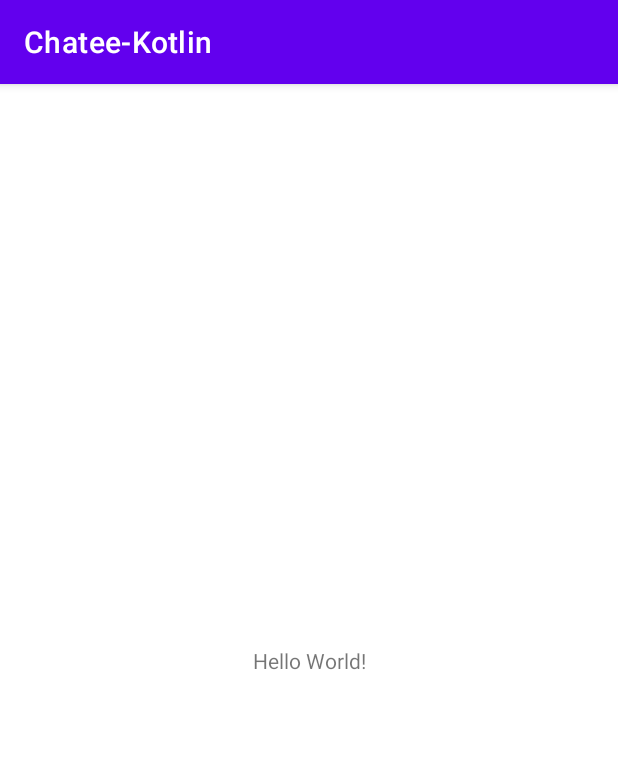
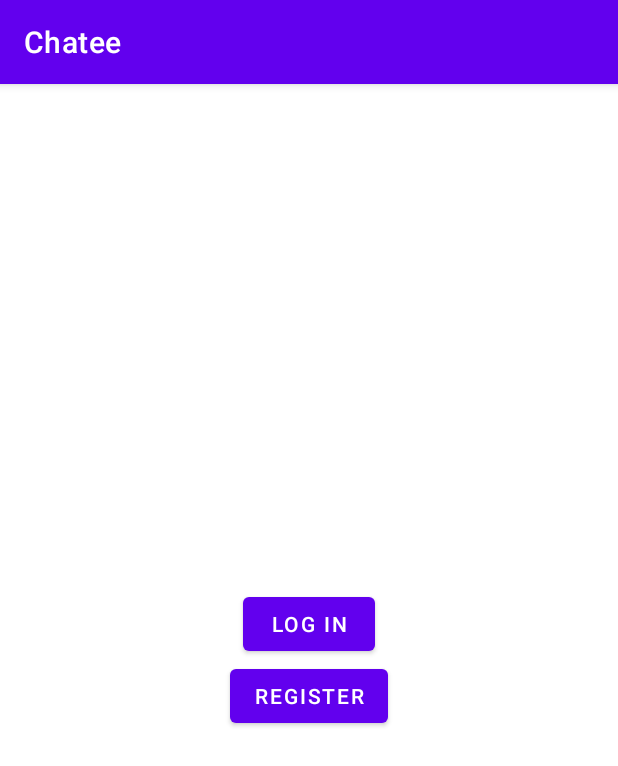
Before and after one commit to Mandeep-Personal/androidchatee-mandeep1580, an Android app: the screen it shows after launch (MainActivity), on a phone screen of 412 x 824 dp. Shown: the top 766 px of the screen. Run offline under Robolectric (Android 15) with nearby library versions, the phone set to English and light mode, and no system bars.

Commit message:
Added landing page buttons with constraints and guidelines

```diff
--- a/app/src/main/res/layout/activity_main.xml
+++ b/app/src/main/res/layout/activity_main.xml
@@ -6,13 +6,29 @@
     android:layout_height="match_parent"
     tools:context=".MainActivity">
 
-    <TextView
+    <androidx.constraintlayout.widget.Guideline
         android:layout_width="wrap_content"
         android:layout_height="wrap_content"
-        android:text="Hello World!"
-        app:layout_constraintBottom_toBottomOf="parent"
-        app:layout_constraintLeft_toLeftOf="parent"
-        app:layout_constraintRight_toRightOf="parent"
-        app:layout_constraintTop_toTopOf="parent" />
+        android:id="@+id/center_guideline"
+        android:orientation="horizontal"
+        app:layout_constraintGuide_percent="0.5" />
+
+    <Button
+        android:id="@+id/login_button"
+        android:layout_width="wrap_content"
+        android:layout_height="wrap_content"
+        android:text="@string/login"
+        app:layout_constraintStart_toStartOf="parent"
+        app:layout_constraintBottom_toBottomOf="@id/center_guideline"
+        app:layout_constraintEnd_toEndOf="parent" />
+
+    <Button
+        android:id="@+id/register_button"
+        android:layout_width="wrap_content"
+        android:layout_height="wrap_content"
+        android:text="@string/register"
+        app:layout_constraintTop_toTopOf="@id/center_guideline"
+        app:layout_constraintStart_toStartOf="parent"
+        app:layout_constraintEnd_toEndOf="parent" />
 
 </androidx.constraintlayout.widget.ConstraintLayout>
--- a/app/src/main/res/values/strings.xml
+++ b/app/src/main/res/values/strings.xml
@@ -1,3 +1,6 @@
 <resources>
-    <string name="app_name">Chatee-Kotlin</string>
+    <string name="app_name">Chatee</string>
+    <string name="login">Log In</string>
+    <string name="register">Register</string>
+
 </resources>
```
